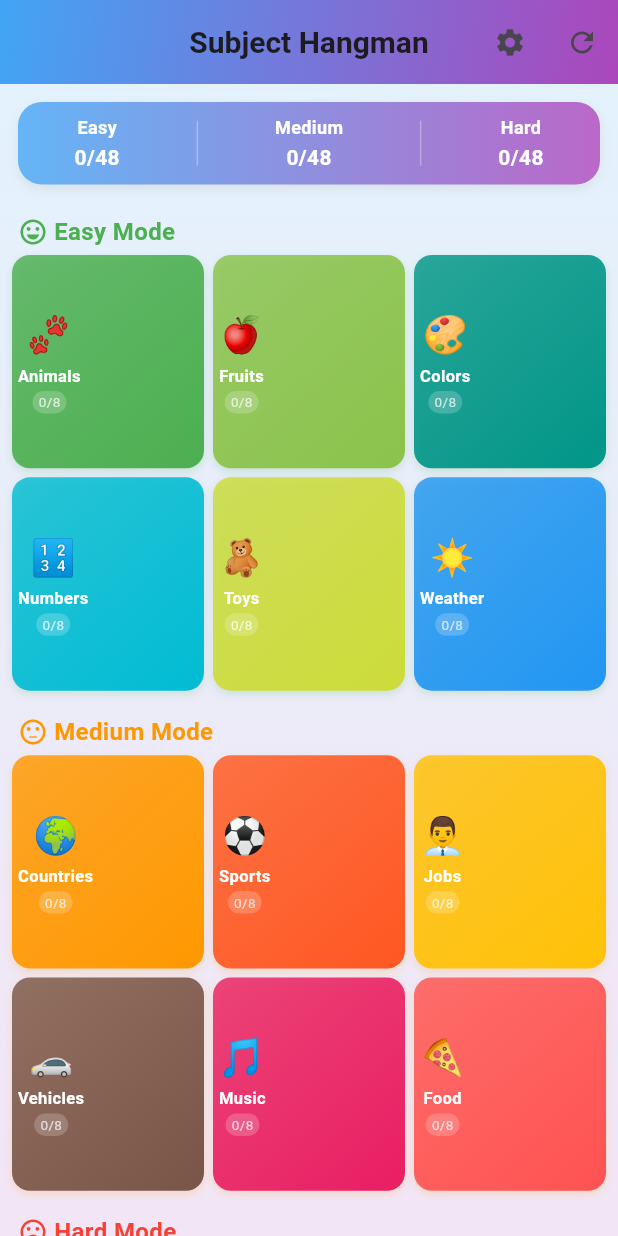
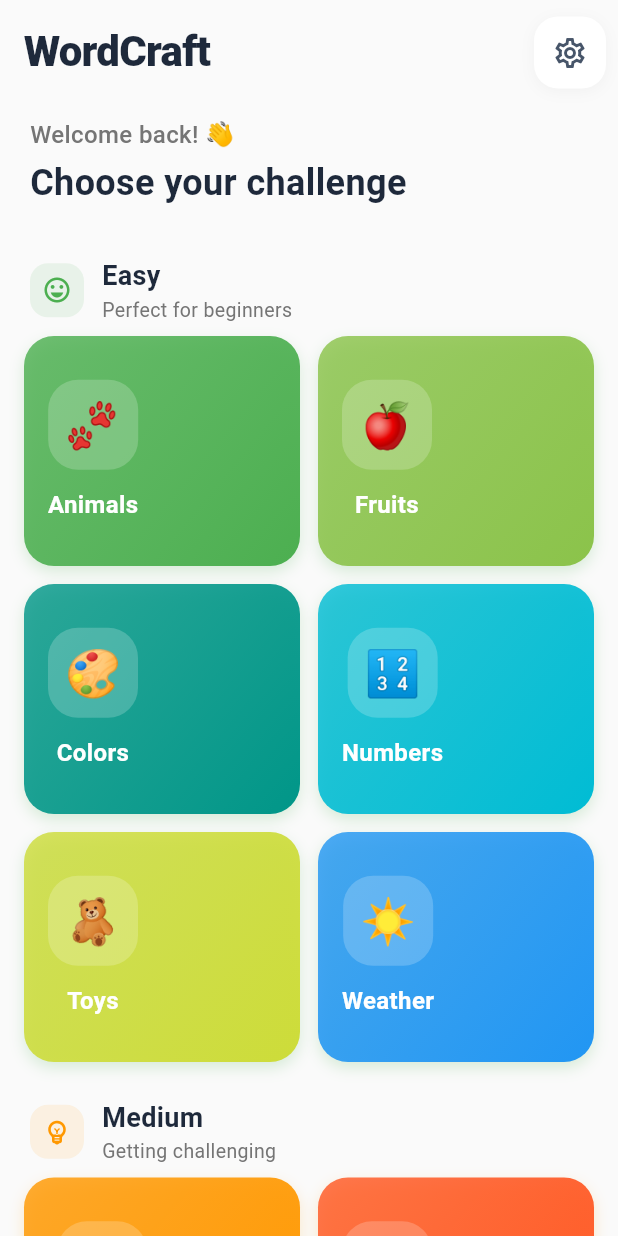
Before and after one commit to himal-13/hangman, a Flutter app: the screen it shows after launch, on a phone screen of 412 x 824 dp. Run offline on Flutter 3.47's test engine with Material 3 defaults, Android fonts, the phone set to English and light mode, and no system bars; our stand-ins replace google_mobile_ads, shared_preferences; missing offline and left inert: flame, flame_audio; Roboto replaces fonts that are missing (Poppins).

Commit message:
imprroved the homepage ui and implemented hints count better

```diff
--- a/hangman/lib/screens/home_page.dart
+++ b/hangman/lib/screens/home_page.dart
@@ -12,29 +12,37 @@ class HomeScreen extends StatelessWidget {
   @override
   Widget build(BuildContext context) {
     return Scaffold(
+      backgroundColor: Colors.grey[50],
       appBar: AppBar(
+        backgroundColor: Colors.transparent,
+        elevation: 0,
+        toolbarHeight: 70,
         title: const Text(
-          'Subject Hangman',
+          'WordCraft',
           style: TextStyle(
-            fontWeight: FontWeight.bold,
-            fontSize: 20,
+            fontWeight: FontWeight.w800,
+            fontSize: 28,
+            letterSpacing: -0.5,
+            color: Color(0xFF1E293B),
           ),
         ),
-        centerTitle: true,
-        elevation: 0,
-        toolbarHeight: 56,
-        flexibleSpace: Container(
+        centerTitle: false,
+        actions: [
+          Container(
+            margin: const EdgeInsets.only(right: 8),
             decoration: BoxDecoration(
-            gradient: LinearGradient(
-              begin: Alignment.topLeft,
-              end: Alignment.bottomRight,
-              colors: [Colors.blue.shade400, Colors.purple.shade400],
+              color: Colors.white,
+              borderRadius: BorderRadius.circular(16),
+              boxShadow: [
+                BoxShadow(
+                  color: Colors.grey.withOpacity(0.1),
+                  blurRadius: 8,
+                  offset: const Offset(0, 2),
                 ),
+              ],
             ),
-        ),
-        actions: [
-          IconButton(
-            icon: const Icon(Icons.settings, size: 22),
+            child: IconButton(
+              icon: const Icon(Icons.settings_outlined, size: 24, color: Color(0xFF475569)),
               onPressed: () {
                 Navigator.push(
                   context,
@@ -45,99 +53,52 @@ class HomeScreen extends StatelessWidget {
               },
               tooltip: 'Settings',
             ),
-          IconButton(
-            icon: const Icon(Icons.refresh, size: 22),
-            onPressed: () => _showResetDialog(context),
-            tooltip: 'Reset All Progress',
           ),
         ],
       ),
-      body: Container(
-        decoration: BoxDecoration(
-          gradient: LinearGradient(
-            begin: Alignment.topCenter,
-            end: Alignment.bottomCenter,
-            colors: [Colors.blue.shade50, Colors.purple.shade50],
+      body: Consumer<GameProgressProvider>(
+        builder: (context, progress, child) {
+          return SingleChildScrollView(
+            child: Column(
+              crossAxisAlignment: CrossAxisAlignment.start,
+              children: [
+                const SizedBox(height: 8),
+
+                // Welcome Header
+                Padding(
+                  padding: const EdgeInsets.symmetric(horizontal: 20),
+                  child: Column(
+                    crossAxisAlignment: CrossAxisAlignment.start,
+                    children: [
+                      Text(
+                        'Welcome back! 👋',
+                        style: TextStyle(
+                          fontSize: 16,
+                          color: Colors.grey[600],
+                          fontWeight: FontWeight.w500,
                         ),
                       ),
-        child: Consumer<GameProgressProvider>(
-          builder: (context, progress, child) {
-            final totalEasyWords = SubjectsData.easySubjects.fold<int>(
-              0, (sum, s) => sum + s.words.length);
-            final totalMediumWords = SubjectsData.mediumSubjects.fold<int>(
-              0, (sum, s) => sum + s.words.length);
-            final totalHardWords = SubjectsData.hardSubjects.fold<int>(
-              0, (sum, s) => sum + s.words.length);
-
-            final completedEasy = SubjectsData.easySubjects.fold<int>(
-              0, (sum, s) => sum + progress.getCompletedWords(s.id).length);
-            final completedMedium = SubjectsData.mediumSubjects.fold<int>(
-              0, (sum, s) => sum + progress.getCompletedWords(s.id).length);
-            final completedHard = SubjectsData.hardSubjects.fold<int>(
-              0, (sum, s) => sum + progress.getCompletedWords(s.id).length);
-
-            return SingleChildScrollView(
-              child: Column(
-                children: [
-                  const SizedBox(height: 12),
-                  // Overall Progress Card - Smaller
-                  Container(
-                    margin: const EdgeInsets.symmetric(horizontal: 12),
-                    padding: const EdgeInsets.symmetric(vertical: 8, horizontal: 12),
-                    decoration: BoxDecoration(
-                      gradient: LinearGradient(
-                        colors: [Colors.blue.shade300, Colors.purple.shade300],
+                      const SizedBox(height: 4),
+                      const Text(
+                        'Choose your challenge',
+                        style: TextStyle(
+                          fontSize: 24,
+                          fontWeight: FontWeight.w700,
+                          color: Color(0xFF1E293B),
                         ),
-                      borderRadius: BorderRadius.circular(16),
-                      boxShadow: [
-                        BoxShadow(
-                          color: Colors.grey.withOpacity(0.2),
-                          blurRadius: 6,
-                          offset: const Offset(0, 3),
-                        ),
-                      ],
-                    ),
-                    child: Row(
-                      mainAxisAlignment: MainAxisAlignment.spaceAround,
-                      children: [
-                        _buildProgressStat(
-                          'Easy',
-                          completedEasy,
-                          totalEasyWords,
-                          Colors.green,
-                        ),
-                        Container(
-                          height: 30,
-                          width: 1,
-                          color: Colors.white.withOpacity(0.3),
-                        ),
-                        _buildProgressStat(
-                          'Medium',
-                          completedMedium,
-                          totalMediumWords,
-                          Colors.orange,
-                        ),
-                        Container(
-                          height: 30,
-                          width: 1,
-                          color: Colors.white.withOpacity(0.3),
-                        ),
-                        _buildProgressStat(
-                          'Hard',
-                          completedHard,
-                          totalHardWords,
-                          Colors.red,
                       ),
                     ],
                   ),
                 ),
-                  const SizedBox(height: 16),
+
+                const SizedBox(height: 24),
 
                 // Easy Mode Section
                 _buildDifficultySection(
                   context: context,
-                    title: 'Easy Mode',
-                    icon: Icons.sentiment_very_satisfied,
+                  title: 'Easy',
+                  subtitle: 'Perfect for beginners',
+                  icon: Icons.emoji_emotions_outlined,
                   color: Colors.green,
                   subjects: SubjectsData.easySubjects,
                   progress: progress,
@@ -146,8 +107,9 @@ class HomeScreen extends StatelessWidget {
                 // Medium Mode Section
                 _buildDifficultySection(
                   context: context,
-                    title: 'Medium Mode',
-                    icon: Icons.sentiment_neutral,
+                  title: 'Medium',
+                  subtitle: 'Getting challenging',
+                  icon: Icons.emoji_objects_outlined,
                   color: Colors.orange,
                   subjects: SubjectsData.mediumSubjects,
                   progress: progress,
@@ -156,51 +118,27 @@ class HomeScreen extends StatelessWidget {
                 // Hard Mode Section
                 _buildDifficultySection(
                   context: context,
-                    title: 'Hard Mode',
-                    icon: Icons.sentiment_very_dissatisfied,
+                  title: 'Hard',
+                  subtitle: 'For word masters',
+                  icon: Icons.psychology_outlined,
                   color: Colors.red,
                   subjects: SubjectsData.hardSubjects,
                   progress: progress,
                 ),
 
-                  const SizedBox(height: 16),
+                const SizedBox(height: 20),
               ],
             ),
           );
         },
       ),
-      ),
-    );
-  }
-
-  Widget _buildProgressStat(String label, int completed, int total, Color color) {
-    return Column(
-      mainAxisSize: MainAxisSize.min,
-      children: [
-        Text(
-          label,
-          style: const TextStyle(
-            color: Colors.white,
-            fontWeight: FontWeight.bold,
-            fontSize: 12,
-          ),
-        ),
-        const SizedBox(height: 2),
-        Text(
-          '$completed/$total',
-          style: const TextStyle(
-            fontSize: 14,
-            fontWeight: FontWeight.bold,
-            color: Colors.white,
-          ),
-        ),
-      ],
     );
   }
 
   Widget _buildDifficultySection({
     required BuildContext context,
     required String title,
+    required String subtitle,
     required IconData icon,
     required Color color,
     required List<Subject> subjects,
@@ -210,18 +148,38 @@ class HomeScreen extends StatelessWidget {
       crossAxisAlignment: CrossAxisAlignment.start,
       children: [
         Padding(
-          padding: const EdgeInsets.symmetric(horizontal: 12, vertical: 4),
+          padding: const EdgeInsets.symmetric(horizontal: 20, vertical: 8),
           child: Row(
             children: [
-              Icon(icon, color: color, size: 20),
-              const SizedBox(width: 4),
+              Container(
+                padding: const EdgeInsets.all(8),
+                decoration: BoxDecoration(
+                  color: color.withOpacity(0.1),
+                  borderRadius: BorderRadius.circular(12),
+                ),
+                child: Icon(icon, color: color, size: 20),
+              ),
+              const SizedBox(width: 12),
+              Column(
+                crossAxisAlignment: CrossAxisAlignment.start,
+                children: [
                   Text(
                     title,
+                    style: const TextStyle(
+                      fontSize: 18,
+                      fontWeight: FontWeight.w700,
+                      color: Color(0xFF1E293B),
+                    ),
+                  ),
+                  Text(
+                    subtitle,
                     style: TextStyle(
-                  fontSize: 16,
-                  fontWeight: FontWeight.bold,
-                  color: color,
+                      fontSize: 13,
+                      color: Colors.grey[600],
+                      fontWeight: FontWeight.w400,
                     ),
+                  ),
+                ],
               ),
             ],
           ),
@@ -229,69 +187,38 @@ class HomeScreen extends StatelessWidget {
         GridView.builder(
           shrinkWrap: true,
           physics: const NeverScrollableScrollPhysics(),
-          padding: const EdgeInsets.symmetric(horizontal: 8),
+          padding: const EdgeInsets.symmetric(horizontal: 16),
           gridDelegate: const SliverGridDelegateWithFixedCrossAxisCount(
-            crossAxisCount: 3, // 3 subjects per row
-            childAspectRatio: 0.9, // Smaller, more compact cards
-            crossAxisSpacing: 6,
-            mainAxisSpacing: 6,
+            crossAxisCount: 2,
+            childAspectRatio: 1.2,
+            crossAxisSpacing: 12,
+            mainAxisSpacing: 12,
           ),
           itemCount: subjects.length,
           itemBuilder: (context, index) {
             final subject = subjects[index];
+            final completedCount = progress.getCompletedWords(subject.id).length;
+            final isCompleted = progress.isSubjectCompleted(
+              subject.id,
+              subject.words.length
+            );
+
             return SubjectCard(
               subject: subject,
-              progress: progress.getProgressPercentage(
-                subject.id,
-                subject.words.length
-              ),
-              completedCount: progress.getCompletedWords(subject.id).length,
-              isCompleted: progress.isSubjectCompleted(
-                subject.id,
-                subject.words.length
-              ),
+              completedCount: completedCount,
+              isCompleted: isCompleted,
               difficultyColor: color,
             );
           },
         ),
-        const SizedBox(height: 12),
+        const SizedBox(height: 16),
       ],
-    );
-  }
-
-  void _showResetDialog(BuildContext context) {
-    showDialog(
-      context: context,
-      builder: (BuildContext context) {
-        return AlertDialog(
-          title: const Text('Reset All Progress', style: TextStyle(fontSize: 18)),
-          content: const Text('Are you sure you want to reset all game progress?', style: TextStyle(fontSize: 14)),
-          actions: [
-            TextButton(
-              onPressed: () => Navigator.pop(context),
-              child: const Text('Cancel', style: TextStyle(fontSize: 14)),
-            ),
-            TextButton(
-              onPressed: () {
-                Provider.of<GameProgressProvider>(context, listen: false)
-                    .resetAllProgress();
-                Navigator.pop(context);
-              },
-              child: const Text(
-                'Reset',
-                style: TextStyle(color: Colors.red, fontSize: 14),
-              ),
-            ),
-          ],
-        );
-      },
     );
   }
 }
 
 class SubjectCard extends StatelessWidget {
   final Subject subject;
-  final double progress;
   final int completedCount;
   final bool isCompleted;
   final Color difficultyColor;
@@ -299,7 +226,6 @@ class SubjectCard extends StatelessWidget {
   const SubjectCard({
     super.key,
     required this.subject,
-    required this.progress,
     required this.completedCount,
     required this.isCompleted,
     required this.difficultyColor,
@@ -307,6 +233,7 @@ class SubjectCard extends StatelessWidget {
 
   @override
   Widget build(BuildContext context) {
+
     return GestureDetector(
       onTap: isCompleted ? null : () {
         Navigator.push(
@@ -318,74 +245,84 @@ class SubjectCard extends StatelessWidget {
       },
       child: Container(
         decoration: BoxDecoration(
-          gradient: LinearGradient(
+          gradient: isCompleted
+              ? LinearGradient(
                   begin: Alignment.topLeft,
                   end: Alignment.bottomRight,
-            colors: isCompleted
-                ? [Colors.grey.shade400, Colors.grey.shade600]
-                : [
+                  colors: [Colors.grey.shade400, Colors.grey.shade600],
+                )
+              : LinearGradient(
+                  begin: Alignment.topLeft,
+                  end: Alignment.bottomRight,
+                  colors: [
                     subject.color.withOpacity(0.8),
                     subject.color,
                   ],
                 ),
-          borderRadius: BorderRadius.circular(12),
+          borderRadius: BorderRadius.circular(20),
           boxShadow: [
             BoxShadow(
               color: (isCompleted ? Colors.grey : difficultyColor).withOpacity(0.2),
-              blurRadius: 4,
-              offset: const Offset(0, 2),
+              blurRadius: 8,
+              offset: const Offset(0, 4),
             ),
           ],
         ),
         child: Stack(
           children: [
-            Container(
-              padding: const EdgeInsets.all(4),
+            Padding(
+              padding: const EdgeInsets.all(16),
               child: Column(
                 mainAxisAlignment: MainAxisAlignment.center,
                 children: [
-                  Text(
+                  // Subject Icon
+                  Container(
+                    width: 60,
+                    height: 60,
+                    decoration: BoxDecoration(
+                      color: Colors.white.withOpacity(0.2),
+                      borderRadius: BorderRadius.circular(20),
+                    ),
+                    child: Center(
+                      child: Text(
                         subject.icon,
-                    style: const TextStyle(fontSize: 24),
+                        style: const TextStyle(
+                          fontSize: 30,
+                          color: Colors.white,
                         ),
-                  const SizedBox(height: 2),
+                      ),
+                    ),
+                  ),
+                  const SizedBox(height: 12),
+
+                  // Subject Name
                   Text(
                     subject.name,
                     style: const TextStyle(
-                      fontSize: 11,
-                      fontWeight: FontWeight.bold,
+                      fontSize: 16,
+                      fontWeight: FontWeight.w600,
                       color: Colors.white,
                     ),
                     textAlign: TextAlign.center,
                     maxLines: 1,
                     overflow: TextOverflow.ellipsis,
                   ),
-                  const SizedBox(height: 2),
-                  Container(
-                    padding: const EdgeInsets.symmetric(horizontal: 4, vertical: 1),
-                    decoration: BoxDecoration(
-                      color: Colors.white.withOpacity(0.2),
-                      borderRadius: BorderRadius.circular(8),
-                    ),
-                    child: Text(
-                      '$completedCount/${subject.words.length}',
-                      style: const TextStyle(
-                        fontSize: 9,
-                        color: Colors.white70,
-                      ),
-                    ),
-                  ),
+
+
+
                 ],
               ),
             ),
+
+            // Completed Check Icon
             if (isCompleted)
               const Positioned(
-                top: 2,
-                right: 2,
+                top: 12,
+                right: 12,
                 child: Icon(
                   Icons.check_circle,
                   color: Colors.white,
-                  size: 16,
+                  size: 20,
                 ),
               ),
           ],
--- a/hangman/lib/services/game_setting.dart
+++ b/hangman/lib/services/game_setting.dart
@@ -6,7 +6,7 @@ class GameSettingsProvider extends ChangeNotifier {
   static const String _availableHintsKey = 'available_hints';
   static const String _soundMutedKey = 'sound_muted';
 
-  int _availableHints = 3; // Provide 3 initial free hints
+  int _availableHints = 1; // Provide 3 initial free hints
   bool _soundMuted = false;
 
   int get availableHints => _availableHints;
```
Also changed, not shown: 1 other file. Lines whose indentation alone changed are shown as unchanged.
